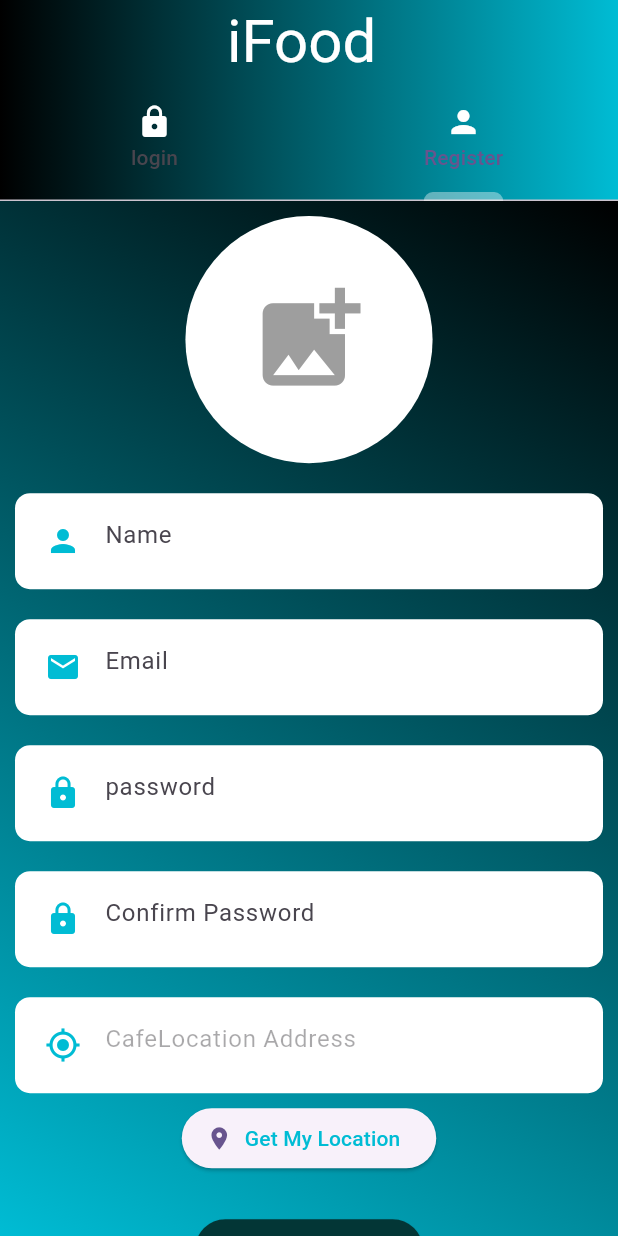
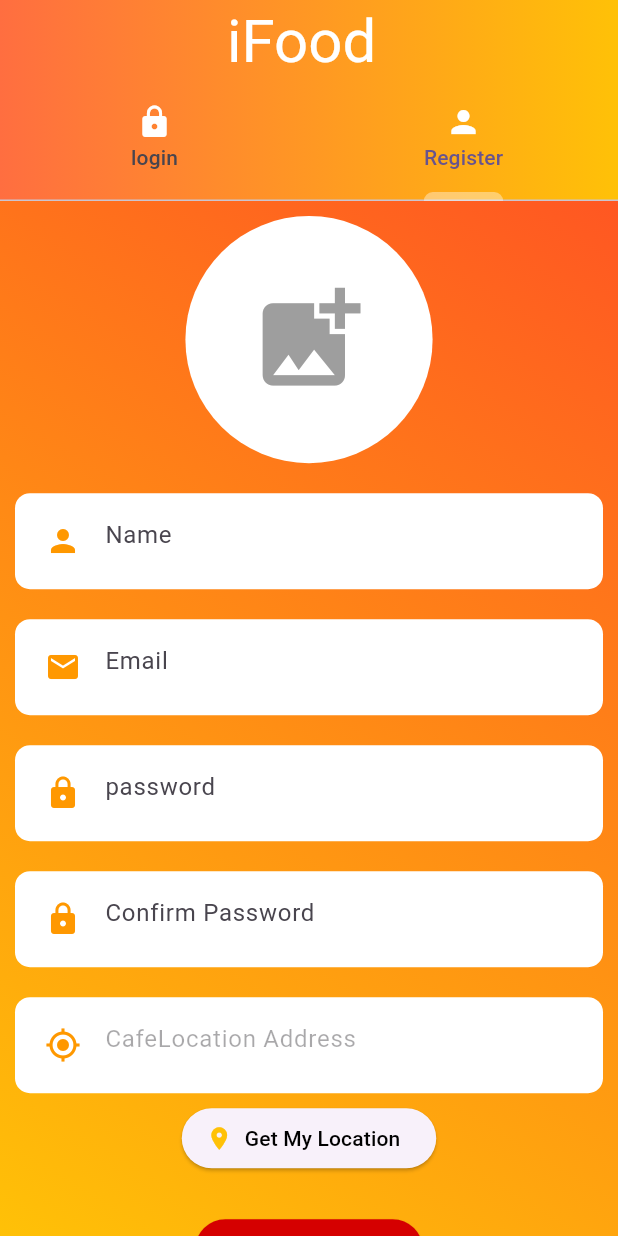
Before and after one commit to ArunKuleri/food-panda, a Flutter app: the Auth screen opened directly, tab 2 chosen, after a tap on "Get My Location", on a phone screen of 412 x 824 dp. Run offline on Flutter 3.47's test engine with Material 3 defaults, Android fonts, the phone set to English and light mode, and no system bars; our stand-ins replace geocoding, geolocator, image_picker.

Commit message:
ui changed

```diff
--- a/lib/splashScreen/Authentication/auth_screen.dart
+++ b/lib/splashScreen/Authentication/auth_screen.dart
@@ -19,8 +19,8 @@ class _AuthState extends State<Auth> {
               decoration: const BoxDecoration(
                   gradient: LinearGradient(
                       colors: [
-                        Colors.black,
-                        Colors.cyan,
+                        Colors.deepOrangeAccent,
+                        Colors.amber,
                       ],
                       begin: FractionalOffset(0.0, 0.0),
                       end: FractionalOffset(1.0, 0.0),
@@ -62,7 +62,7 @@ class _AuthState extends State<Auth> {
                 gradient: LinearGradient(
                     begin: Alignment.topRight,
                     end: Alignment.bottomLeft,
-                    colors: [Colors.black, Colors.cyan])),
+                    colors: [Colors.deepOrange, Colors.amber])),
             child: const TabBarView(children: [
               LoginScreen(),
               SignUpScreen(),
--- a/lib/splashScreen/Authentication/login.dart
+++ b/lib/splashScreen/Authentication/login.dart
@@ -1,4 +1,6 @@
+import 'package:flutter/material.dart';
 import 'package:flutter/widgets.dart';
+import 'package:food_panda/widgets/customtextfield.dart';
 
 class LoginScreen extends StatefulWidget {
   const LoginScreen({Key? key}) : super(key: key);
@@ -7,8 +9,65 @@ class LoginScreen extends StatefulWidget {
 }
 
 class _LoginScreenState extends State<LoginScreen> {
+  final GlobalKey<FormState> _formkey = GlobalKey<FormState>();
+  TextEditingController passwordcontroller = TextEditingController();
+  TextEditingController emailcontroller = TextEditingController();
   @override
   Widget build(BuildContext context) {
-    return Container();
+    return SingleChildScrollView(
+      child: Column(
+        mainAxisSize: MainAxisSize.max,
+        children: [
+          Container(
+            alignment: Alignment.bottomCenter,
+            child: Padding(
+              padding: EdgeInsets.all(15),
+              child: Image.asset(
+                'assets/images/seller.png',
+                height: 270,
+              ),
+            ),
+          ),
+          Form(
+            key: _formkey,
+            child: Column(
+              children: [
+                CustomTextField(
+                  data: Icons.email,
+                  controller: emailcontroller,
+                  hintText: "Email",
+                  isObsecre: false,
+                ),
+                CustomTextField(
+                  data: Icons.lock,
+                  controller: passwordcontroller,
+                  hintText: "Confirm Password",
+                  isObsecre: false,
+                ),
+              ],
+            ),
+          ),
+          const SizedBox(
+            height: 30,
+          ),
+          ElevatedButton(
+            onPressed: () {
+              print("clicked");
+            },
+            child: Text(
+              "Sign up ",
+              style:
+                  TextStyle(color: Colors.white, fontWeight: FontWeight.bold),
+            ),
+            style: ElevatedButton.styleFrom(
+                backgroundColor: Color.fromARGB(255, 236, 0, 0),
+                padding: EdgeInsets.symmetric(horizontal: 50, vertical: 20)),
+          ),
+          SizedBox(
+            height: 30,
+          )
+        ],
+      ),
+    );
   }
 }
--- a/lib/splashScreen/Authentication/register.dart
+++ b/lib/splashScreen/Authentication/register.dart
@@ -3,6 +3,8 @@ import 'dart:io';
 import 'package:flutter/material.dart';
 import 'package:flutter/widgets.dart';
 import 'package:food_panda/widgets/customtextfield.dart';
+import 'package:geocoding/geocoding.dart';
+import 'package:geolocator/geolocator.dart';
 import 'package:image_picker/image_picker.dart';
 
 class SignUpScreen extends StatefulWidget {
@@ -19,7 +21,56 @@ class _SignUpScreenState extends State<SignUpScreen> {
   TextEditingController confirmpasswordcontroller = TextEditingController();
   TextEditingController phonelcontroller = TextEditingController();
   TextEditingController locationcontroller = TextEditingController();
+
   XFile? imageXFile;
+  Position? position;
+  List<Placemark>? placeMarks;
+  Future<void> _getImage() async {
+    imageXFile = await _picker.pickImage(source: ImageSource.gallery);
+    setState(() {
+      imageXFile;
+    });
+  }
+
+  getCurrentLocation() async {
+    Position newPosition = await Geolocator.getCurrentPosition(
+        desiredAccuracy: LocationAccuracy.high);
+    position = newPosition;
+    placeMarks =
+        await placemarkFromCoordinates(position!.latitude, position!.longitude);
+    Placemark pMark = placeMarks![0];
+    String completeAddress =
+        '${pMark.subThoroughfare} ${pMark.subThoroughfare} ${pMark.subLocality} ${pMark.locality}, ${pMark.subAdministrativeArea},${pMark.administrativeArea} ${pMark.postalCode}, ${pMark.country}';
+    locationcontroller.text = completeAddress;
+    bool serviceEnabled;
+    LocationPermission permission;
+    serviceEnabled = await Geolocator.isLocationServiceEnabled();
+    if (!serviceEnabled) {
+      ScaffoldMessenger.of(context).showSnackBar(const SnackBar(
+          backgroundColor: Colors.red,
+          content: Text(
+            "Location Permiision Denied ",
+          )));
+    }
+    permission = await Geolocator.checkPermission();
+    if (permission == LocationPermission.denied) {
+      permission = await Geolocator.requestPermission();
+      if (permission == LocationPermission.denied) {
+        ScaffoldMessenger.of(context).showSnackBar(const SnackBar(
+            backgroundColor: Colors.red,
+            content: Text(
+              "Location Permiision Denied ",
+            )));
+      } else if (permission == LocationPermission.deniedForever) {
+        ScaffoldMessenger.of(context).showSnackBar(const SnackBar(
+            backgroundColor: Colors.red,
+            content: Text(
+              "Location Permiision Denied ",
+            )));
+      }
+    }
+  }
+
   final ImagePicker _picker = ImagePicker();
 
   @override
@@ -32,6 +83,9 @@ class _SignUpScreenState extends State<SignUpScreen> {
             height: 10,
           ),
           InkWell(
+            onTap: () {
+              _getImage();
+            },
             child: CircleAvatar(
               radius: MediaQuery.of(context).size.width * 0.20,
               backgroundColor: Colors.white,
@@ -89,13 +143,16 @@ class _SignUpScreenState extends State<SignUpScreen> {
                   height: 40,
                   alignment: Alignment.center,
                   child: ElevatedButton.icon(
-                    label: Text(
+                    label: const Text(
                       "Get My Location",
-                      style: TextStyle(color: Colors.cyan),
+                      style: TextStyle(color: Colors.black),
                     ),
-                    icon: Icon(Icons.location_on),
+                    icon: const Icon(
+                      Icons.location_on,
+                      color: Colors.amber,
+                    ),
                     onPressed: () {
-                      print("clicked");
+                      getCurrentLocation();
                     },
                     style: ElevatedButton.styleFrom(
                         shape: RoundedRectangleBorder(
@@ -112,16 +169,17 @@ class _SignUpScreenState extends State<SignUpScreen> {
             onPressed: () {
               print("clicked");
             },
-            child: Text(
+            style: ElevatedButton.styleFrom(
+                backgroundColor: const Color.fromARGB(255, 213, 0, 0),
+                padding:
+                    const EdgeInsets.symmetric(horizontal: 50, vertical: 10)),
+            child: const Text(
               "Sign up ",
               style:
                   TextStyle(color: Colors.white, fontWeight: FontWeight.bold),
             ),
-            style: ElevatedButton.styleFrom(
-                backgroundColor: const Color.fromARGB(255, 3, 54, 54),
-                padding: EdgeInsets.symmetric(horizontal: 50, vertical: 10)),
           ),
-          SizedBox(
+          const SizedBox(
             height: 30,
           )
         ],
--- a/lib/splashScreen/splashScreen.dart
+++ b/lib/splashScreen/splashScreen.dart
@@ -10,6 +10,9 @@ class MySplashScreen extends StatefulWidget {
 }
 
 class _MySplashScreenState extends State<MySplashScreen> {
+  // this startTimer function is to display a screen before the login screen is displayed
+  // duration is 8 seconds after that it will generate the generate the register Auth screen
+
   startTimer() {
     Timer(Duration(seconds: 8), () async {
       Navigator.push(context, MaterialPageRoute(builder: (c) => Auth()));
--- a/lib/widgets/customtextfield.dart
+++ b/lib/widgets/customtextfield.dart
@@ -31,7 +31,7 @@ class CustomTextField extends StatelessWidget {
           border: InputBorder.none,
           prefixIcon: Icon(
             data,
-            color: Colors.cyan,
+            color: Colors.orange,
           ),
           focusColor: Theme.of(context).primaryColor,
           hintText: hintText,
```
Also changed, not shown: pubspec.yaml (+7 -1 lines), pubspec.lock, 7 other files.
